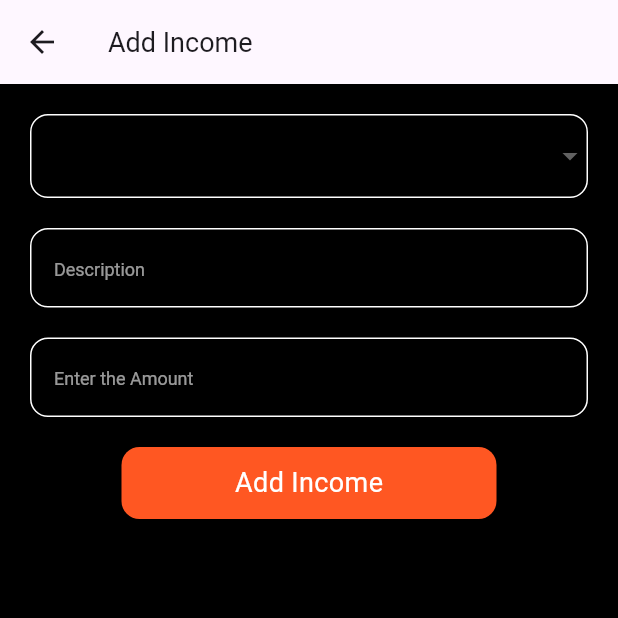
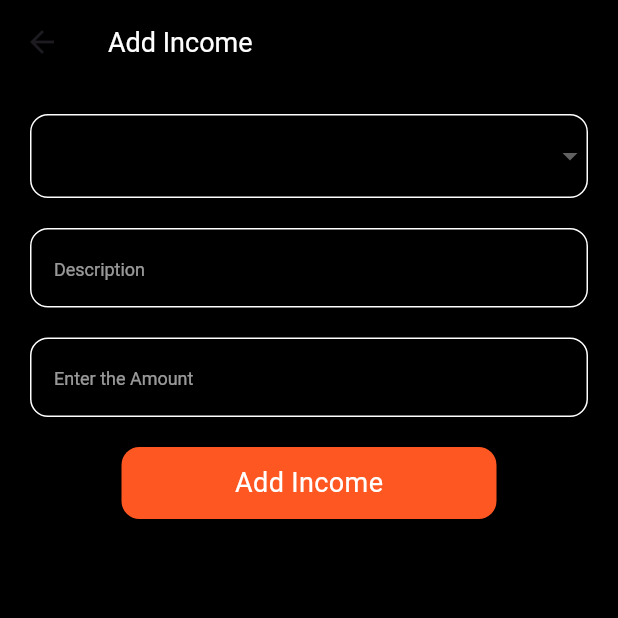
Before and after one commit to Bibinpeter/FinanceApp, a Flutter app: the AddIncomePage screen opened directly with empty values, on a phone screen of 412 x 824 dp, the top half of it. Run offline on Flutter 3.47's test engine with Material 3 defaults, Android fonts, the phone set to English and light mode, and no system bars; our stand-ins replace fl_chart, hive_flutter, lottie, shared_preferences; accounts and stored records are empty.

```diff
--- a/lib/screens/add_income.dart
+++ b/lib/screens/add_income.dart
@@ -17,8 +17,8 @@ class AddIncomePage extends StatefulWidget {
 }
 
 class _AddIncomePageState extends State<AddIncomePage> {
-  TextEditingController _amountController = TextEditingController();
-  TextEditingController _descController = TextEditingController();
+  final TextEditingController _amountController = TextEditingController();
+  final TextEditingController _descController = TextEditingController();
   String? category;
 
   final _incomeKey = GlobalKey<FormState>();
@@ -46,25 +46,26 @@ class _AddIncomePageState extends State<AddIncomePage> {
     final String userid = ModalRoute.of(context)!.settings.arguments as String;
     return Scaffold(
       appBar: AppBar(
+        backgroundColor: scaffoldColor,
         title: AppText(
-          data: "Add Income",
+          data: "Add Income",color: Colors.white,
         ),
       ),
       body: Container(
         height: double.infinity,
         width: double.infinity,
-        padding: EdgeInsets.all(20),
+        padding:const EdgeInsets.all(20),
         child: Form(
           key: _incomeKey,
           child: Column(
             children: [
               DropdownButtonFormField(
                 dropdownColor: scaffoldColor,
-                style: TextStyle(color: Colors.white),
+                style: const TextStyle(color: Colors.white),
                 value: category, // Add this line to set the current value
                 onChanged: (value) {
                   setState(() {
-                    category = value as String?;
+                    category = value;
                   });
                 },
                 validator: (value) {
@@ -76,25 +77,23 @@ class _AddIncomePageState extends State<AddIncomePage> {
                 decoration: InputDecoration(
                   enabledBorder: OutlineInputBorder(
                     borderRadius: BorderRadius.circular(12),
-                    borderSide: BorderSide(color: Colors.white),
+                    borderSide:const BorderSide(color: Colors.white),
                   ),
                   focusedBorder: OutlineInputBorder(
                     borderRadius: BorderRadius.circular(12),
-                    borderSide: BorderSide(color: Colors.white),
+                    borderSide:const BorderSide(color: Colors.white),
                   ),
-                  hintStyle: TextStyle(color: Colors.white),
+                 hintStyle:const TextStyle(color: Colors.white),
                   hintText: "Select Category",
                 ),
-                items:  incomeCategories
+                items: incomeCategories
                     .map((item) => DropdownMenuItem(
                           value: item,
                           child: AppText(data: item),
                         ))
                     .toList(),
               ),
-              SizedBox(
-                height: 20,
-              ),
+            const  SizedBox( height: 20,),
               CustomTextFormField(
                   validator: (value) {
                     if (value!.isEmpty) {
@@ -104,9 +103,7 @@ class _AddIncomePageState extends State<AddIncomePage> {
                   },
                   controller: _descController,
                   hintText: "Description"),
-              SizedBox(
-                height: 20,
-              ),
+              const SizedBox(  height: 20,),
               CustomTextFormField(
                   type: TextInputType.number,
                   validator: (value) {
@@ -117,18 +114,14 @@ class _AddIncomePageState extends State<AddIncomePage> {
                   },
                   controller: _amountController,
                   hintText: "Enter the Amount"),
-              SizedBox(
-                height: 20,
-              ),
+              const SizedBox( height: 20,),
               Center(
                 child: AppButton(
                     height: 48,
                     width: 250,
                     color: Colors.deepOrange,
                     onTap: () async {
-                      print("hello");
-
-                      var uuid = Uuid().v1();
+                      var uuid = const Uuid().v1();
 
                       if (_incomeKey.currentState!.validate()) {
                         IncomeModel income = IncomeModel(
@@ -150,13 +143,9 @@ class _AddIncomePageState extends State<AddIncomePage> {
                           },
                         );
 
-
-
-                        // Close the dialog after 4 seconds
-                        Future.delayed(Duration(seconds: 4), () {
+                        Future.delayed(const Duration(seconds: 4), () {
                           Navigator.pop(context);
                         }).then((value) => Navigator.pop(context));
-
                       }
                     },
                     child: AppText(
--- a/lib/services/finance_service.dart
+++ b/lib/services/finance_service.dart
@@ -54,8 +54,7 @@ class UserService with ChangeNotifier {
   Future<void> _calculateTotalIncome(String uid) async {
     final List<IncomeModel> incomes = await getAllIncome(uid);
 
-    _totalIncome = incomes.fold(
-        0.0, (previousValue, income) => previousValue + income.amount);
+    _totalIncome = incomes.fold( 0.0, (previousValue, income) => previousValue + income.amount);
 
   notifyListeners();
   }
@@ -63,8 +62,7 @@ class UserService with ChangeNotifier {
   Future<void> _calculateTotalExpense(String uid) async {
     final List<ExpenseModel> expenses = await getAllExpense(uid);
 
-    _totalExpense = expenses.fold(
-        0.0, (previousValue, expense) => previousValue + expense.amount);
+    _totalExpense = expenses.fold( 0.0, (previousValue, expense) => previousValue + expense.amount);
 
  notifyListeners();
   }
```
Also changed, not shown: lib/screens/Loginpage.dart (+8 -5 lines), lib/screens/addexpense.dart (+16 -16 lines), lib/screens/home.dart (+15 -15 lines), lib/screens/list_exp_transaction.dart (+11 -9 lines), lib/screens/list_income_transaction.dart (+9 -7 lines), lib/screens/profile_Page.dart (+8 -7 lines), lib/screens/register_page.dart (+10 -8 lines), lib/screens/splash_page.dart (+6 -1 lines), lib/services/auth_service.dart (+9 -9 lines).
